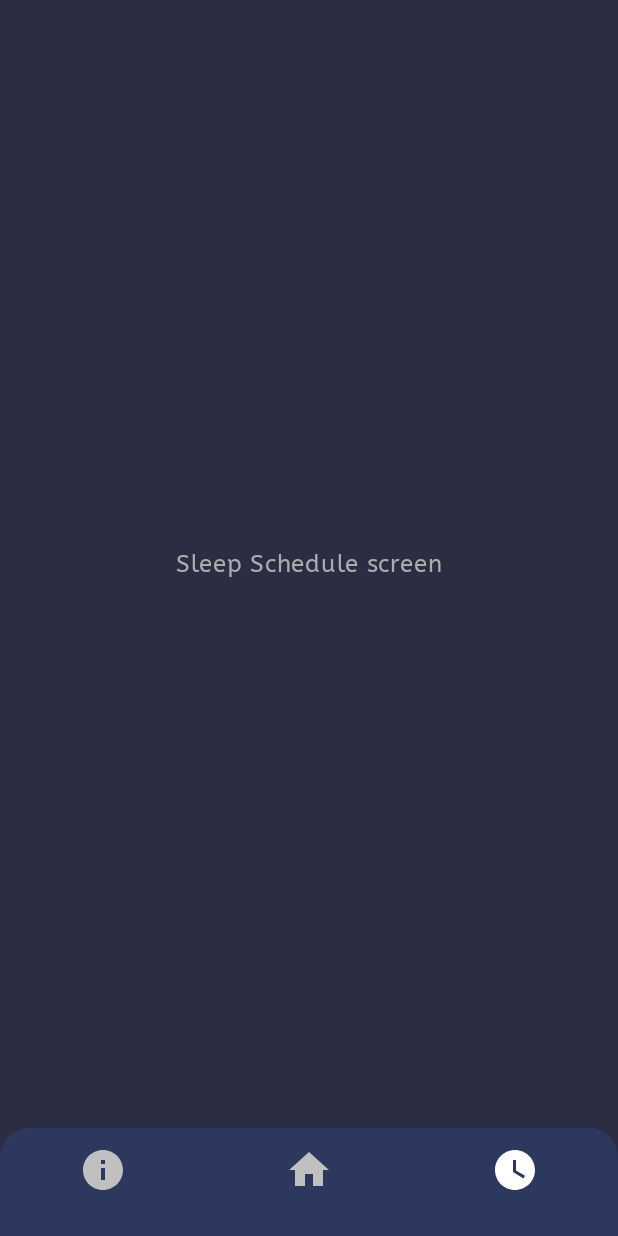
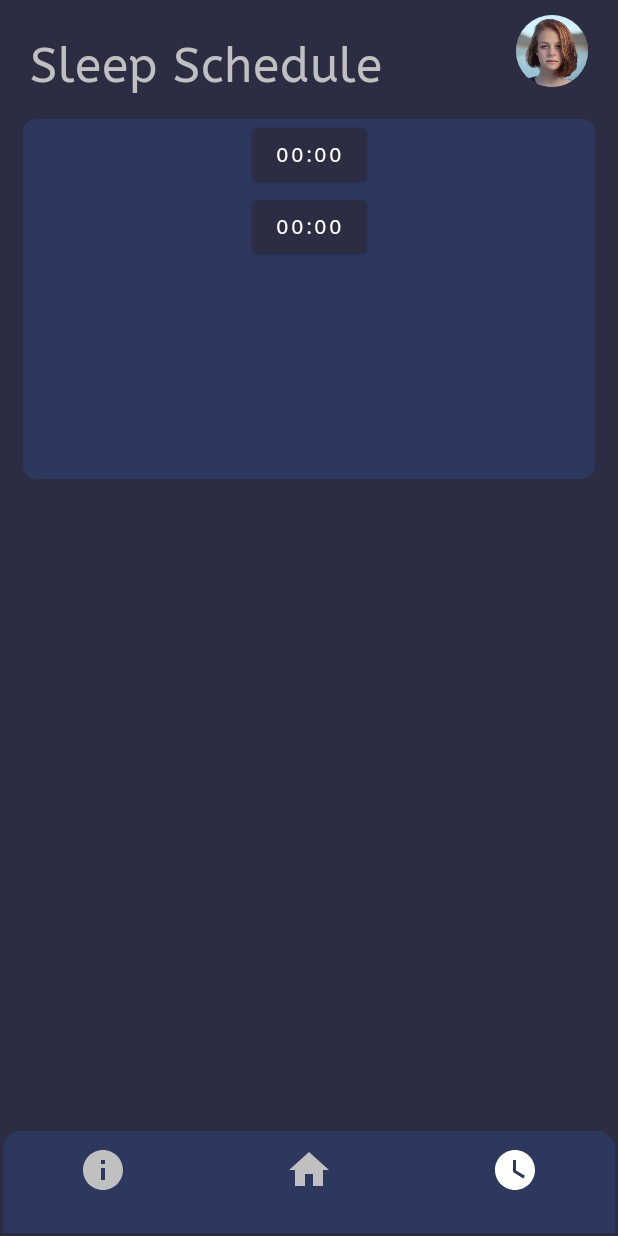
Before and after one commit to Josian2004/SleepDeprived, an Android app built with Jetpack Compose: the ScheduleScreen screen opened through its navigation route, on a phone screen of 412 x 824 dp. Run offline under Robolectric (Android 15) with nearby library versions, the phone set to English and light mode, and no system bars.

Commit message:
bing bong, schedule done(soort van)

```diff
--- a/app/build.gradle
+++ b/app/build.gradle
@@ -63,4 +63,5 @@ dependencies {
     debugImplementation "androidx.compose.ui:ui-test-manifest:$compose_ui_version"
 
     implementation "androidx.navigation:navigation-compose:2.4.0-alpha08"
+
 }
--- a/app/src/main/java/fhict/sm/sleepdeprived/InfoScreen.kt
+++ b/app/src/main/java/fhict/sm/sleepdeprived/InfoScreen.kt
@@ -191,7 +191,6 @@ fun Tip(title: String, paragraph: String, imageId: Int) {
 }
 
 
-
 class TriangleEdgeShape(private val offset: Int) : Shape {
 
     override fun createOutline(
--- a/app/src/main/java/fhict/sm/sleepdeprived/MainActivity.kt
+++ b/app/src/main/java/fhict/sm/sleepdeprived/MainActivity.kt
@@ -61,16 +61,7 @@ class MainActivity : ComponentActivity() {
 
 }
 
-@Composable
-fun SleepScreen() {
-    Box(
-        modifier = Modifier.fillMaxSize(),
-        contentAlignment = Alignment.Center
-    ) {
-        Text(text = "Sleep Schedule screen")
 
-    }
-}
 
 
 //.border(width = 1.dp, Color.Red)
--- a/app/src/main/java/fhict/sm/sleepdeprived/NavBar.kt
+++ b/app/src/main/java/fhict/sm/sleepdeprived/NavBar.kt
@@ -1,6 +1,7 @@
 package fhict.sm.sleepdeprived
 
 
+import androidx.compose.foundation.border
 import androidx.compose.foundation.layout.*
 import androidx.compose.foundation.shape.RoundedCornerShape
 import androidx.compose.material.*
@@ -30,7 +31,7 @@ fun Navigation(navController: NavHostController) {
             InfoScreen()
         }
         composable("sleep") {
-            SleepScreen()
+            ScheduleScreen()
         }
 
     }
@@ -48,6 +49,7 @@ fun BottomNavigationBar(
     BottomNavigation(
         modifier = Modifier
             .height(72.dp)
+            .border(width = 2.dp, DarkBlue)
             .clip(
                 shape = RoundedCornerShape(
                     topStart = 20.dp,
--- /dev/null
+++ b/app/src/main/java/fhict/sm/sleepdeprived/Schedule.kt
@@ -0,0 +1,180 @@
+package fhict.sm.sleepdeprived
+
+
+import android.app.TimePickerDialog
+import androidx.compose.foundation.Image
+import androidx.compose.foundation.background
+import androidx.compose.foundation.layout.*
+import androidx.compose.foundation.rememberScrollState
+import androidx.compose.foundation.shape.CircleShape
+import androidx.compose.foundation.shape.RoundedCornerShape
+import androidx.compose.foundation.verticalScroll
+import androidx.compose.material.*
+import androidx.compose.runtime.*
+import androidx.compose.ui.platform.LocalContext
+import androidx.compose.ui.tooling.preview.Preview
+import androidx.compose.ui.unit.dp
+import androidx.compose.ui.unit.sp
+import androidx.compose.runtime.Composable
+import androidx.compose.runtime.mutableStateOf
+import androidx.compose.runtime.remember
+import androidx.compose.ui.Alignment
+import androidx.compose.ui.Modifier
+import androidx.compose.ui.draw.clip
+import androidx.compose.ui.graphics.Color
+import androidx.compose.ui.res.painterResource
+import androidx.compose.ui.text.font.FontWeight
+import fhict.sm.sleepdeprived.ui.theme.aBeeZeeFamily
+import java.util.*
+
+
+@Composable
+fun ScheduleScreen() {
+    Column(
+        modifier = Modifier
+            .fillMaxSize()
+            .background(MaterialTheme.colors.background)
+            .verticalScroll(enabled = true, state = rememberScrollState())
+    ) {
+        ScheduleHeader()
+        Card()
+
+        Spacer(
+            modifier = Modifier.height(20.dp)
+        )
+    }
+}
+
+
+@Composable
+fun Card() {
+    Column(
+        modifier = Modifier
+            .fillMaxWidth()
+            .padding(start = 15.dp, end = 15.dp, top = 15.dp)
+            .clip(RoundedCornerShape(9.dp))
+            .background(MaterialTheme.colors.primary)
+            .height(240.dp),
+        horizontalAlignment = Alignment.CenterHorizontally
+
+    ) {
+
+        StartSleep()
+        EndSleep()
+    }
+}
+
+@Composable
+fun StartSleep() {
+
+    // Fetching local context
+    val mContext = LocalContext.current
+
+    // Declaring and initializing a calendar
+    val mCalendar = Calendar.getInstance()
+    val mHour = mCalendar[Calendar.HOUR_OF_DAY]
+    val mMinute = mCalendar[Calendar.MINUTE]
+
+    // Value for storing time as a string
+    val mTime = remember { mutableStateOf("") }
+
+    // Creating a TimePicker dialod
+    val mTimePickerDialog = TimePickerDialog(
+        mContext,
+        { _, mHour: Int, mMinute: Int ->
+            if (mMinute < 10) {
+                mTime.value = "$mHour:0$mMinute"
+            } else {
+                mTime.value = "$mHour:$mMinute"
+            }
+        }, mHour, mMinute, false
+    )
+
+    Column(
+        verticalArrangement = Arrangement.Center,
+        horizontalAlignment = Alignment.CenterHorizontally
+    ) {
+        if (mTime.value == "") {
+            mTime.value = "00:00"
+        }
+        // On button click, TimePicker is
+        // displayed, user can select a time
+        Button(
+            onClick = { mTimePickerDialog.show() },
+            colors = ButtonDefaults.buttonColors(backgroundColor = MaterialTheme.colors.background)
+        ) {
+            Text(text = "${mTime.value}", color = Color.White)
+        }
+    }
+}
+
+@Composable
+fun EndSleep() {
+
+    // Fetching local context
+    val mContext = LocalContext.current
+
+    // Declaring and initializing a calendar
+    val mCalendar = Calendar.getInstance()
+    val mHour = mCalendar[Calendar.HOUR_OF_DAY]
+    val mMinute = mCalendar[Calendar.MINUTE]
+
+    // Value for storing time as a string
+    val mTime = remember { mutableStateOf("") }
+
+    // Creating a TimePicker dialod
+    val mTimePickerDialog = TimePickerDialog(
+        mContext,
+        { _, mHour: Int, mMinute: Int ->
+            mTime.value = "$mHour:$mMinute"
+        }, mHour, mMinute, false
+    )
+
+    Column(
+        verticalArrangement = Arrangement.Center,
+        horizontalAlignment = Alignment.CenterHorizontally
+    ) {
+        if (mTime.value != null) {
+            mTime.value = "00:00"
+        }
+        // On button click, TimePicker is
+        // displayed, user can select a time
+        Button(
+            onClick = { mTimePickerDialog.show() },
+            colors = ButtonDefaults.buttonColors(backgroundColor = MaterialTheme.colors.background)
+        ) {
+            Text(text = "${mTime.value}", color = Color.White)
+        }
+    }
+}
+
+@Composable
+fun ScheduleHeader() {
+    Row(
+        modifier = Modifier.fillMaxWidth(),
+        horizontalArrangement = Arrangement.SpaceBetween
+
+    ) {
+        Text(
+            text = "Sleep Schedule",
+            fontFamily = aBeeZeeFamily,
+            fontWeight = FontWeight.Normal,
+            color = MaterialTheme.colors.onPrimary,
+            fontSize = 32.sp,
+            modifier = Modifier.padding(top = 25.dp, start = 20.dp)
+        )
+        Box(
+            modifier = Modifier
+                .padding(top = 10.dp, end = 20.dp)
+                .size(48.dp)
+                .clip(CircleShape)
+                .background(Color.Gray)
+
+        ) {
+            Image(
+                painter = painterResource(id = R.drawable.profile_picture),
+                contentDescription = "Profile Picture"
+            )
+        }
+    }
+}
--- a/app/src/main/java/fhict/sm/sleepdeprived/ui/theme/Color.kt
+++ b/app/src/main/java/fhict/sm/sleepdeprived/ui/theme/Color.kt
@@ -11,3 +11,5 @@ val DarkBlue = Color(0xFF2C2D43)
 val Blue = Color(0xFF2D385F)
 val Gray = Color(0xFFC0C0C0)
 val White = Color(0xFFFFFFFF)
+
+val darkGray = Color(0xFF1a1717)
```
